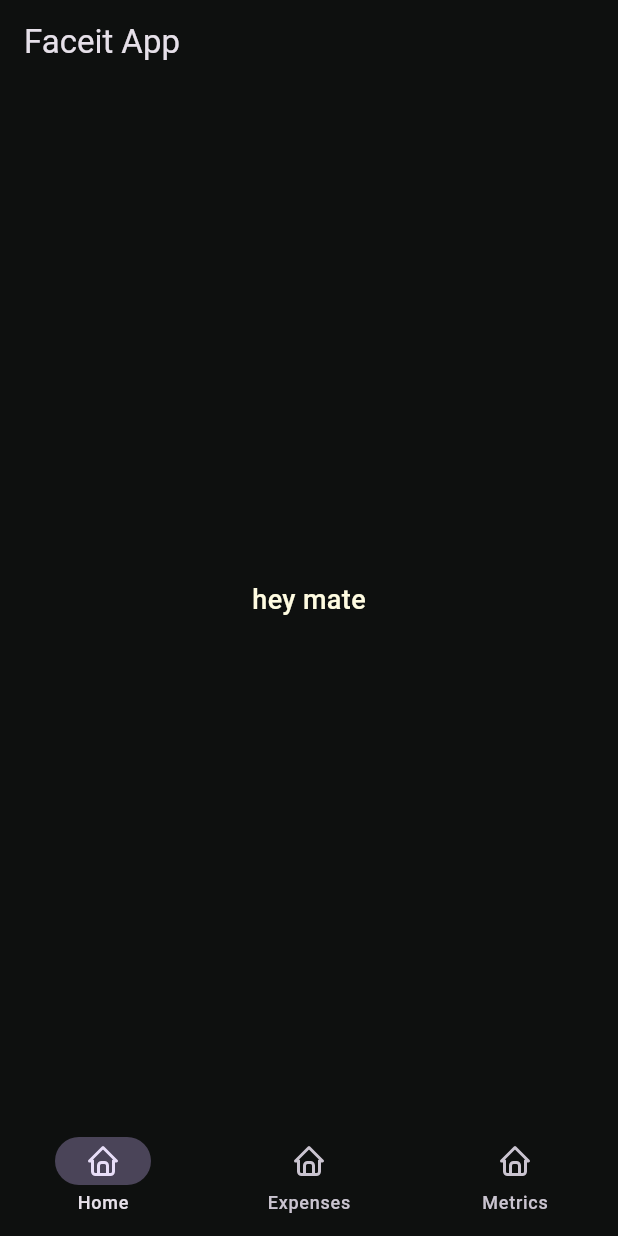
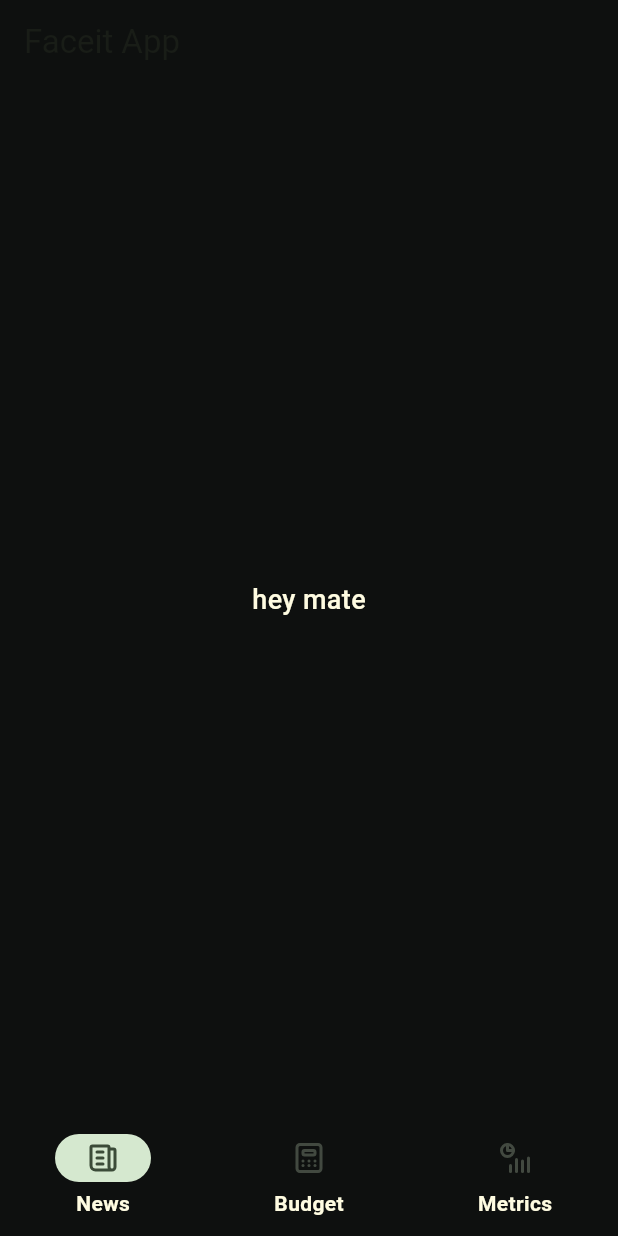
Before and after one commit to martin-codex3/Faceit, a Flutter app: the screen it shows after launch, on a phone screen of 412 x 824 dp. Run offline on Flutter 3.47's test engine with Material 3 defaults, Android fonts, the phone set to English and light mode, and no system bars; our stand-ins replace dio, flutter_riverpod, flutter_tabler_icons, freezed_annotation, riverpod; Roboto replaces fonts that are missing (ProFont).

Commit message:
working on the primary color

```diff
--- a/app/lib/pages/home_page/home_page.dart
+++ b/app/lib/pages/home_page/home_page.dart
@@ -16,12 +16,15 @@ class _HomePageState extends State<HomePage> {
       body: Center(child: Text("hey mate")),
       bottomNavigationBar: NavigationBar(
         destinations: [
-          NavigationDestination(icon: Icon(TablerIcons.home), label: "Home"),
+          NavigationDestination(icon: Icon(TablerIcons.news), label: "News"),
           NavigationDestination(
-            icon: Icon(TablerIcons.home),
-            label: "Expenses",
+            icon: Icon(TablerIcons.calculator),
+            label: "Budget",
           ),
-          NavigationDestination(icon: Icon(TablerIcons.home), label: "Metrics"),
+          NavigationDestination(
+            icon: Icon(TablerIcons.chart_infographic),
+            label: "Metrics",
+          ),
         ],
       ),
     );
--- a/app/lib/themes/app_theme.dart
+++ b/app/lib/themes/app_theme.dart
@@ -8,6 +8,8 @@ class AppTheme {
     scaffoldBackgroundColor: AppColors.primaryBlack,
     primaryColor: AppColors.primaryGreen,
     fontFamily: "ProFont",
+
+    colorScheme: ColorScheme.fromSeed(seedColor: AppColors.primaryGreen),
 
     textTheme: TextTheme(
       bodyMedium: TextStyle(
@@ -41,6 +43,9 @@ class AppTheme {
       elevation: 0.0,
       surfaceTintColor: Colors.transparent,
       backgroundColor: Colors.transparent,
+      labelTextStyle: WidgetStateProperty.fromMap({
+        WidgetState.any: TextStyle(fontWeight: FontWeight.bold, fontSize: 14),
+      }),
     ),
   );
 }
```
